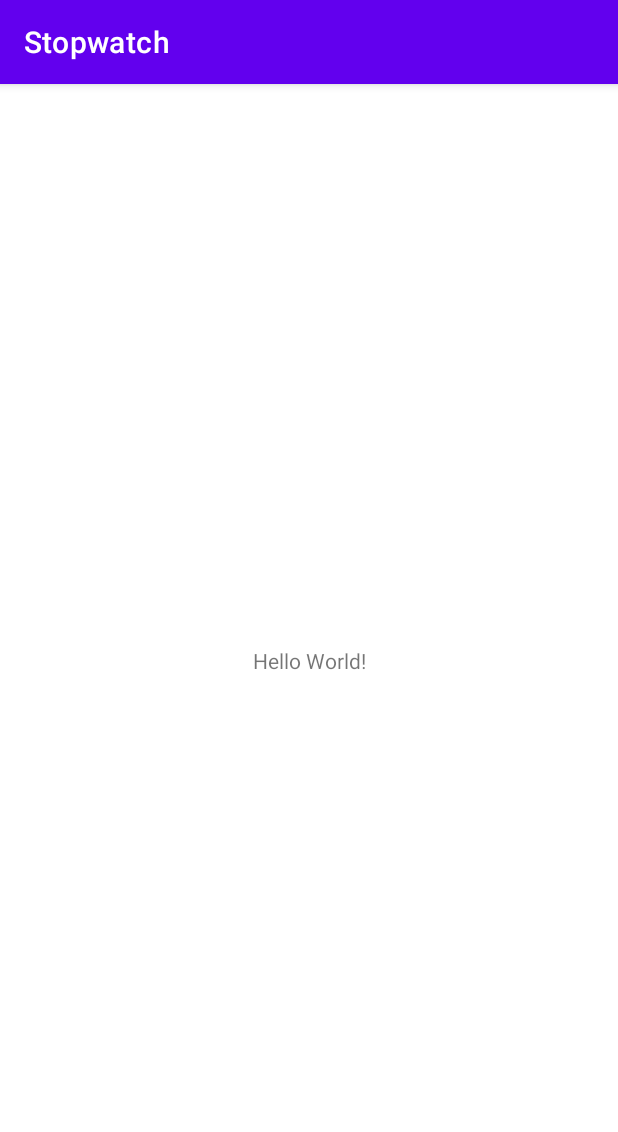
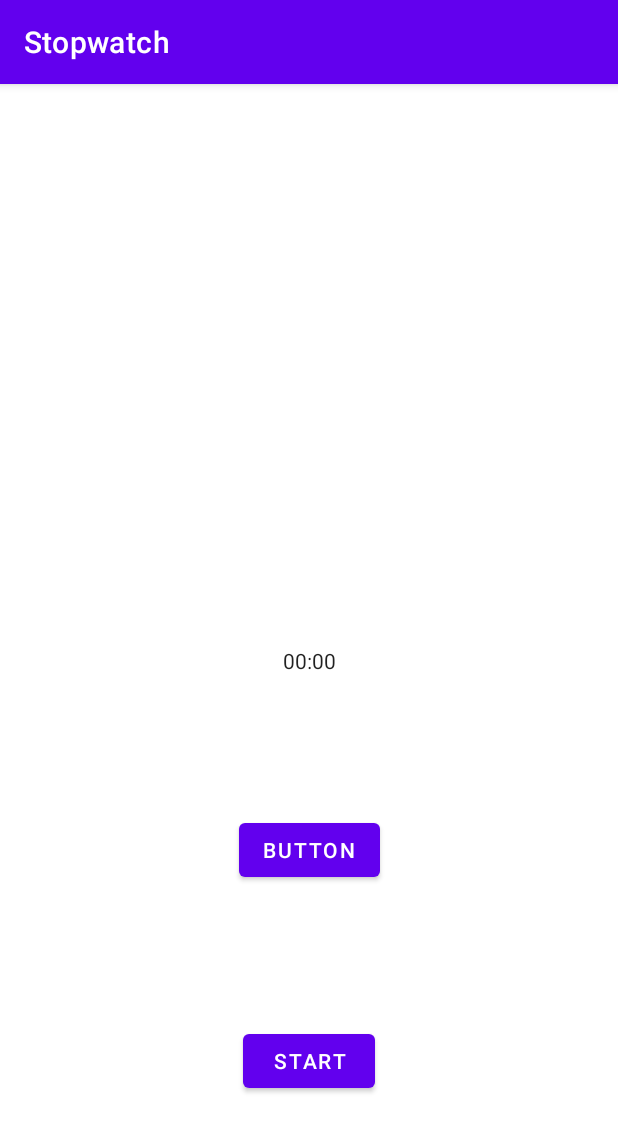
Before and after one commit to jlobbia/Stopwatch, an Android app: the screen it shows after launch (MainActivity), on a phone screen of 412 x 824 dp. Shown: the top 1132 px of the screen. Run offline under Robolectric (Android 15) with nearby library versions, the phone set to English and light mode, and no system bars.

Commit message:
addded logs, created stopwatch

```diff
--- a/app/src/main/java/com/jaden/stopwatch/MainActivity.kt
+++ b/app/src/main/java/com/jaden/stopwatch/MainActivity.kt
@@ -2,10 +2,66 @@ package com.jaden.stopwatch
 
 import androidx.appcompat.app.AppCompatActivity
 import android.os.Bundle
+import android.os.SystemClock
+import android.util.Log
+import android.widget.Button
+import android.widget.Chronometer
 
 class MainActivity : AppCompatActivity() {
+
+    lateinit var stopwatch : Chronometer
+    lateinit var startstop : Button
+    lateinit var reset : Button
+
+    companion object {
+        //static constants
+        val TAG = "MainActivity" //val is for constants
+    }
+
     override fun onCreate(savedInstanceState: Bundle?) {
         super.onCreate(savedInstanceState)
         setContentView(R.layout.activity_main)
+
+        stopwatch = findViewById(R.id.stopwatch)
+        startstop = findViewById(R.id.startstop)
+        reset = findViewById(R.id.reset)
+        startstop.text = "START"
+        startstop.setOnClickListener {
+            if(startstop.text == "START") {
+                stopwatch.start()
+                startstop.text = "STOP"
+            }
+            else {
+                stopwatch.stop()
+                startstop.text = "START"
+            }
+        }
+        reset.setOnClickListener {
+            stopwatch.stop()
+            startstop.text = "START"
+            stopwatch.setBase(SystemClock.elapsedRealtime())
+        }
+    }
+
+
+    override fun onStart () {
+        super.onStart()
+        Log.d(TAG, "onStart")
+    }
+    override fun onResume () {
+        super.onResume()
+        Log.d(TAG, "onResume")
+    }
+    override fun onPause() {
+        super.onPause()
+        Log.d(TAG, "onPause: ")
+    }
+    override fun onStop () {
+        super.onStop()
+        Log.d(TAG, "onStop")
+    }
+    override fun onDestroy () {
+        super.onDestroy()
+        Log.d(TAG, "onDestroy")
     }
 }
--- a/app/src/main/res/layout/activity_main.xml
+++ b/app/src/main/res/layout/activity_main.xml
@@ -6,13 +6,36 @@
     android:layout_height="match_parent"
     tools:context=".MainActivity">
 
-    <TextView
+    <Chronometer
+        android:id="@+id/stopwatch"
         android:layout_width="wrap_content"
         android:layout_height="wrap_content"
-        android:text="Hello World!"
         app:layout_constraintBottom_toBottomOf="parent"
-        app:layout_constraintLeft_toLeftOf="parent"
-        app:layout_constraintRight_toRightOf="parent"
+        app:layout_constraintEnd_toEndOf="parent"
+        app:layout_constraintHorizontal_bias="0.5"
+        app:layout_constraintStart_toStartOf="parent"
         app:layout_constraintTop_toTopOf="parent" />
 
+    <Button
+        android:id="@+id/reset"
+        android:layout_width="wrap_content"
+        android:layout_height="wrap_content"
+        android:text="Button"
+        app:layout_constraintBottom_toTopOf="@+id/startstop"
+        app:layout_constraintEnd_toEndOf="parent"
+        app:layout_constraintHorizontal_bias="0.5"
+        app:layout_constraintStart_toStartOf="parent"
+        app:layout_constraintTop_toBottomOf="@+id/stopwatch" />
+
+    <Button
+        android:id="@+id/startstop"
+        android:layout_width="wrap_content"
+        android:layout_height="wrap_content"
+        android:text="Button"
+        app:layout_constraintBottom_toBottomOf="parent"
+        app:layout_constraintEnd_toEndOf="parent"
+        app:layout_constraintHorizontal_bias="0.5"
+        app:layout_constraintStart_toStartOf="parent"
+        app:layout_constraintTop_toBottomOf="@+id/reset" />
+
 </androidx.constraintlayout.widget.ConstraintLayout>
```
